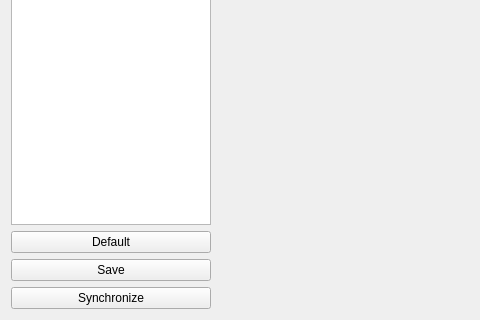
Old version of the form ui/subpanel/pidparametersupdater/PIDParametersUpdaterPanel.ui in the repository AeroQuad/AeroQuadConfiguratorPyQt; both pictures show x 0 to 480 and y 213 to 533 of the 842 by 533 pixel window.
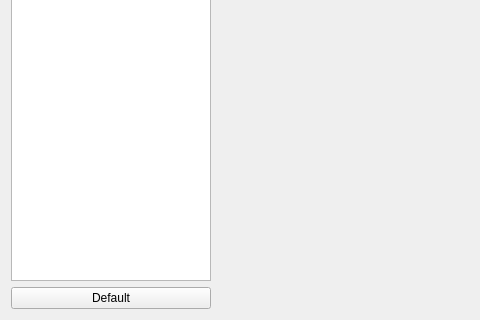
New version of the form.

```diff
--- a/ui/subpanel/pidparametersupdater/PIDParametersUpdaterPanel.ui
+++ b/ui/subpanel/pidparametersupdater/PIDParametersUpdaterPanel.ui
@@ -54,7 +54,14 @@
      </item>
     </layout>
    </item>
-   <item row="0" column="0" rowspan="2">
+   <item row="3" column="0">
+    <widget class="QPushButton" name="default_button">
+     <property name="text">
+      <string>Default</string>
+     </property>
+    </widget>
+   </item>
+   <item row="0" column="0" rowspan="3">
     <widget class="QListWidget" name="pid_type_list">
      <property name="maximumSize">
       <size>
@@ -70,37 +77,6 @@
      </property>
     </widget>
    </item>
-   <item row="3" column="0">
-    <widget class="QPushButton" name="save_button">
-     <property name="text">
-      <string>Save</string>
-     </property>
-    </widget>
-   </item>
-   <item row="1" column="1" rowspan="4">
-    <widget class="QStackedWidget" name="panel_container">
-     <property name="minimumSize">
-      <size>
-       <width>0</width>
-       <height>475</height>
-      </size>
-     </property>
-    </widget>
-   </item>
-   <item row="4" column="0">
-    <widget class="QPushButton" name="synchronize_button">
-     <property name="text">
-      <string>Synchronize</string>
-     </property>
-    </widget>
-   </item>
-   <item row="2" column="0">
-    <widget class="QPushButton" name="default_button">
-     <property name="text">
-      <string>Default</string>
-     </property>
-    </widget>
-   </item>
   </layout>
  </widget>
  <resources/>
```
Left out of the diff: 10 changed lines with no effect on the pictures.
